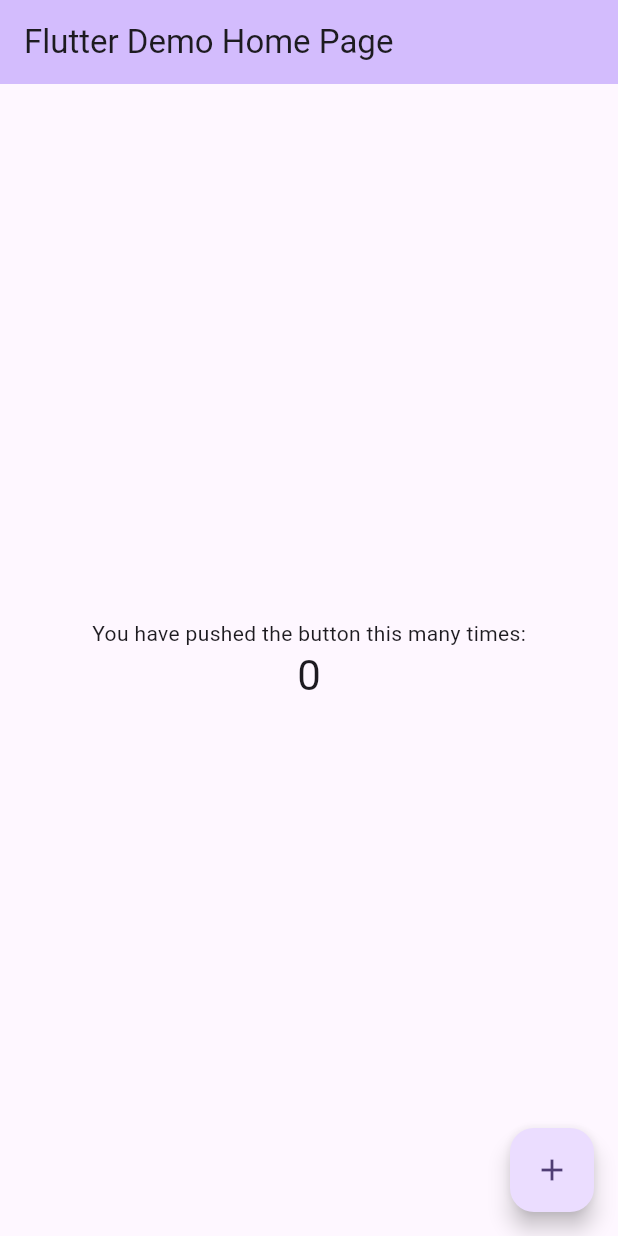
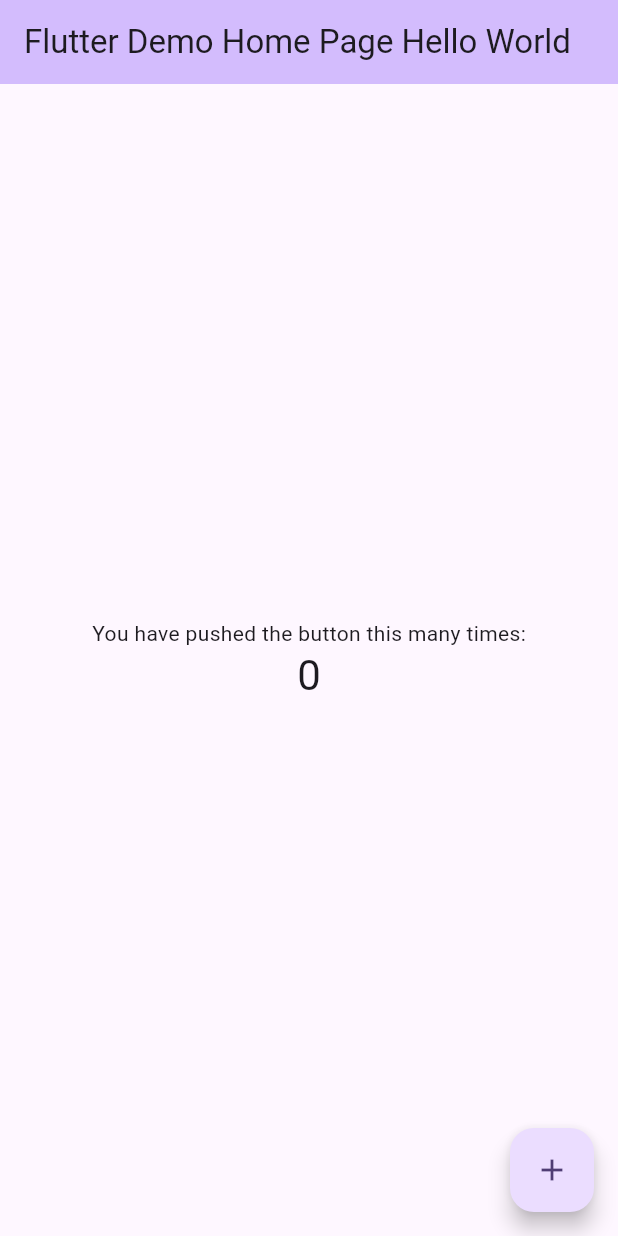
Before and after one commit to HeaSonetra2/projetct-demo-github, a Flutter app: the screen it shows after launch, on a phone screen of 412 x 824 dp. Run offline on Flutter 3.47's test engine with Material 3 defaults, Android fonts, the phone set to English and light mode, and no system bars.

Commit message:
Hello World

```diff
--- a/lib/main.dart
+++ b/lib/main.dart
@@ -30,7 +30,7 @@ class MyApp extends StatelessWidget {
         // tested with just a hot reload.
         colorScheme: ColorScheme.fromSeed(seedColor: Colors.deepPurple),
       ),
-      home: const MyHomePage(title: 'Flutter Demo Home Page'),
+      home: const MyHomePage(title: 'Flutter Demo Home Page Hello World'),
     );
   }
 }
```
